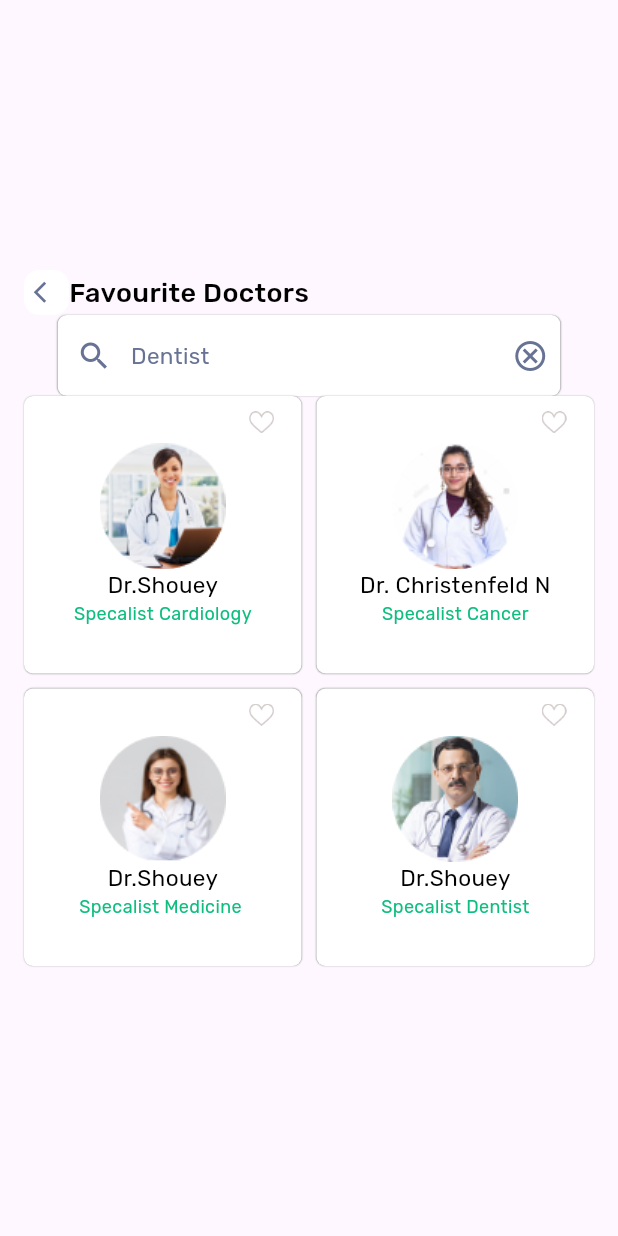
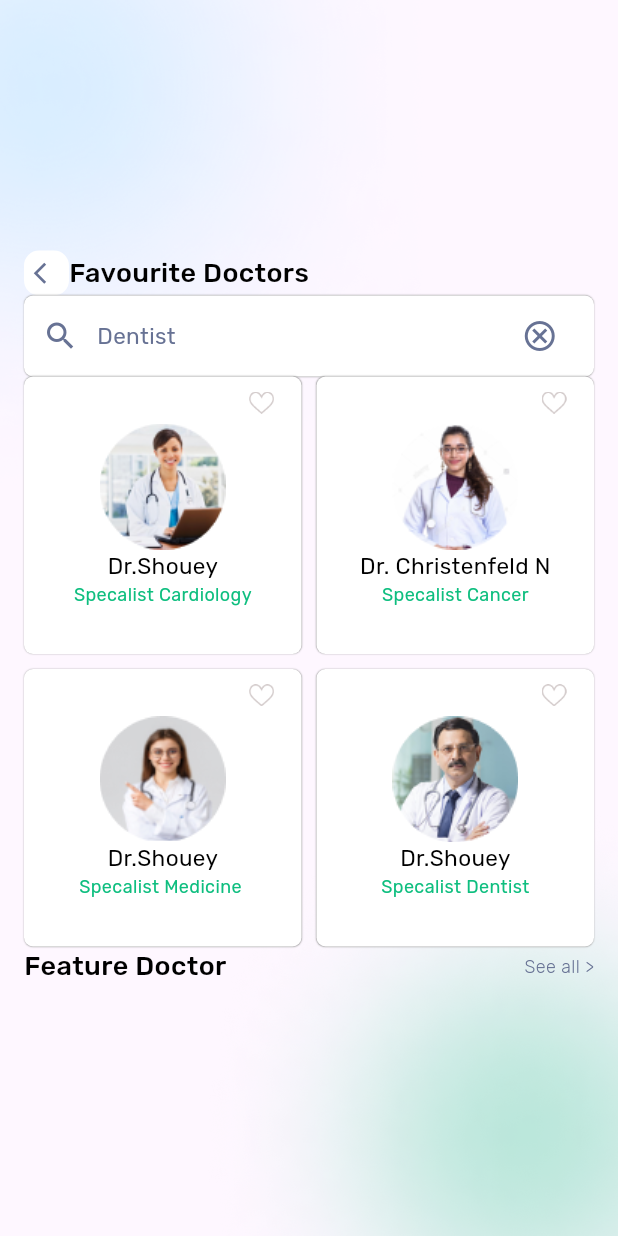
Before and after one commit to Iamgauravkanani/doctor_appointment_flutter, a Flutter app: the screen it shows after launch, on a phone screen of 412 x 824 dp. Run offline on Flutter 3.47's test engine with Material 3 defaults, Android fonts, the phone set to English and light mode, and no system bars; our stand-ins replace get, google_fonts.

Commit message:
changes commit

```diff
--- a/lib/modules/screens/favdoctor.dart
+++ b/lib/modules/screens/favdoctor.dart
@@ -2,7 +2,6 @@ import 'package:doctor_app/modules/config/colors.dart';
 import 'package:doctor_app/modules/config/lists.dart';
 import 'package:doctor_app/modules/config/styles.dart';
 import 'package:flutter/material.dart';
-import 'package:flutter/widgets.dart';
 import 'package:get/get.dart';
 
 import '../config/asset.dart';
@@ -13,7 +12,22 @@ class FavDoctor extends StatelessWidget {
   @override
   Widget build(BuildContext context) {
     return Scaffold(
-      body: Padding(
+      body: Stack(
+        children: [
+          Image.asset(
+            "asset/image/layer_blur.png",
+            width: Get.width * .7,
+          ),
+          Positioned(
+            bottom: -20,
+            right: 0,
+            child: Image.asset(
+              "asset/image/bottom_layer.png",
+              height: Get.height * .4,
+              width: Get.width * .7,
+            ),
+          ),
+          Padding(
             padding: const EdgeInsets.all(16.0),
             child: Column(
               mainAxisAlignment: MainAxisAlignment.center,
@@ -41,7 +55,7 @@ class FavDoctor extends StatelessWidget {
                 ),
                 Container(
                   height: 54,
-              width: 335,
+                  width: Get.width,
                   decoration: BoxDecoration(
                     boxShadow: const [
                       BoxShadow(
@@ -73,7 +87,7 @@ class FavDoctor extends StatelessWidget {
                             fontWeight: FontWeight.w400),
                       ),
                       SizedBox(
-                    width: Get.width * 0.49,
+                        width: Get.width * 0.56,
                       ),
                       Icon(
                         Icons.cancel_outlined,
@@ -137,9 +151,31 @@ class FavDoctor extends StatelessWidget {
                       ),
                     );
                   },
-            )
+                ),
+                Row(
+                  children: [
+                    Text(
+                      "Feature Doctor",
+                      style: rubik(
+                        fontSize: 18,
+                        fontWeight: FontWeight.w500,
+                      ),
+                    ),
+                    Spacer(),
+                    Text(
+                      "See all >",
+                      style: rubik(
+                        fontSize: 12,
+                        fontWeight: FontWeight.w300,
+                        color: textPrimary,
+                      ),
+                    ),
                   ],
                 ),
+              ],
+            ),
+          ),
+        ],
       ),
     );
   }
```
Lines whose indentation alone changed are shown as unchanged.
